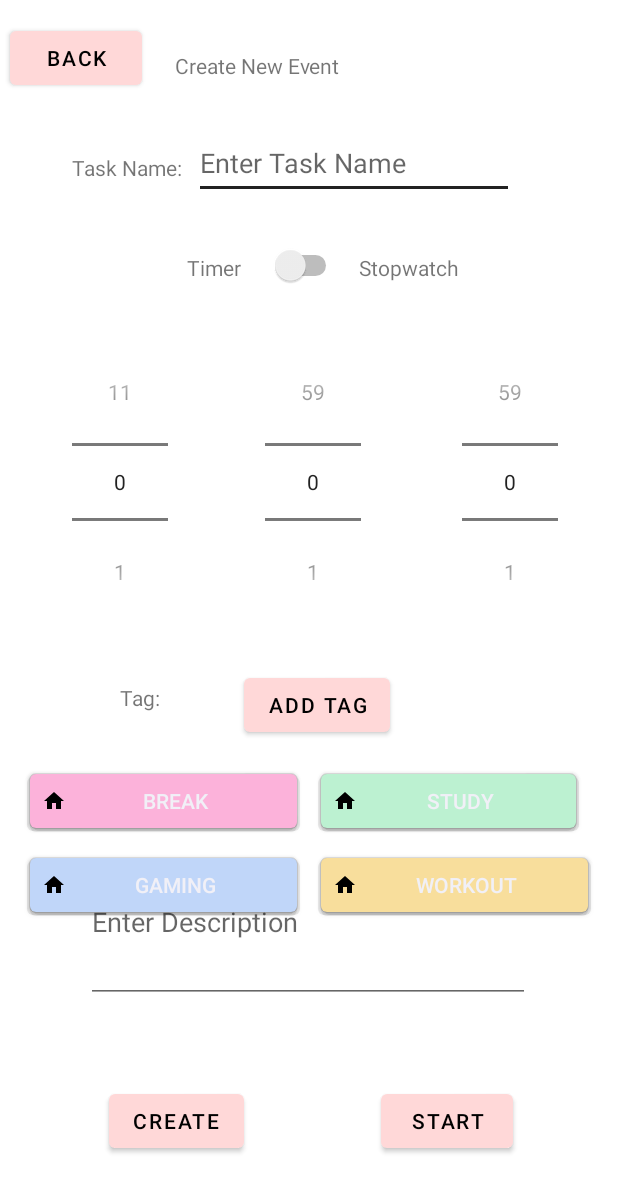
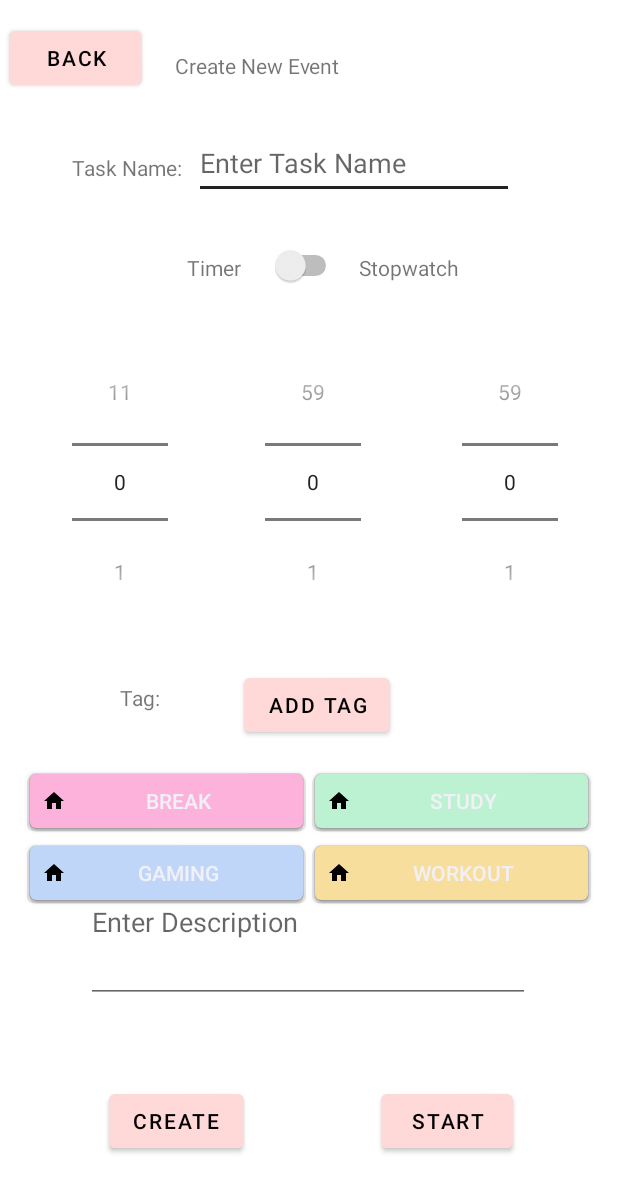
Before and after one commit to jhu-cs-uima-sp24/teamItestRepo, an Android app: the CreateEventActivity screen opened directly, with no data from a screen before it, after a tap on "ADD TAG", on a phone screen of 412 x 824 dp. Shown: the top 1192 px of the screen. Run offline under Robolectric (Android 15) with nearby library versions, the light colour scheme and no system bars.

Commit message:
finished new events page, need to integrate all functionalities

```diff
--- a/app/src/main/AndroidManifest.xml
+++ b/app/src/main/AndroidManifest.xml
@@ -5,7 +5,7 @@
     <application
         android:allowBackup="true"
         android:icon="@mipmap/ic_launcher"
-        android:label="@string/app_name"
+        android:label="LifePal"
         android:supportsRtl="true">
         <activity
             android:name=".OpeningActivity"
@@ -33,5 +33,4 @@
             android:name="preloaded_fonts"
             android:resource="@array/preloaded_fonts" />
     </application>
-
 </manifest>
--- a/app/src/main/java/com/example/a5_sample/CreateEventActivity.java
+++ b/app/src/main/java/com/example/a5_sample/CreateEventActivity.java
@@ -2,42 +2,54 @@ package com.example.a5_sample;
 
 import android.content.Context;
 import android.content.Intent;
+import android.content.SharedPreferences;
 import android.os.Bundle;
+import android.text.TextUtils;
 import android.view.LayoutInflater;
 import android.view.MotionEvent;
 import android.view.View;
 import android.view.ViewGroup;
 import android.widget.Button;
 import android.widget.CompoundButton;
+import android.widget.EditText;
 import android.widget.NumberPicker;
 import android.widget.PopupWindow;
 import android.widget.Switch;
+import android.widget.Toast;
 
 import androidx.appcompat.app.AppCompatActivity;
-import androidx.fragment.app.Fragment;
 
-import com.example.a5_sample.databinding.ActivityMainBinding;
 import com.example.a5_sample.databinding.ActivityNewEventBinding;
 
 public class CreateEventActivity extends AppCompatActivity {
 
     private ActivityNewEventBinding binding;
+    private SharedPreferences myPrefs;
+    private EditText titleEditText, descriptionEditText;
     Context cntx;
 
     private NumberPicker hourPicker, minutePicker, secondPicker;
     private Button tagButton, createButton, startButton, backButton;
     private Switch timerSwitch;
+    private boolean isStopwatch;
 
     @Override
     protected void onCreate(Bundle savedInstanceState) {
         super.onCreate(savedInstanceState);
         cntx = getApplicationContext();
+        myPrefs = cntx.getSharedPreferences(getString(R.string.storage), Context.MODE_PRIVATE);
+        SharedPreferences.Editor peditor = myPrefs.edit();
         binding = ActivityNewEventBinding.inflate(getLayoutInflater());
         setContentView(binding.getRoot());
         View root = binding.getRoot();
         hourPicker = root.findViewById(R.id.numPickerHr);
         minutePicker = root.findViewById(R.id.numPickerMin);
         secondPicker = root.findViewById(R.id.numPickerSec);
+        titleEditText = root.findViewById(R.id.editTextTitle);
+        descriptionEditText = root.findViewById(R.id.editTextDescription);
+        timerSwitch = root.findViewById(R.id.timerSwitch);
+        isStopwatch = false;
+
         hourPicker.setMinValue(0);
         hourPicker.setMaxValue(11);
         minutePicker.setMinValue(0);
@@ -56,35 +68,66 @@ public class CreateEventActivity extends AppCompatActivity {
                    hourPicker.setEnabled(false);
                    minutePicker.setEnabled(false);
                    secondPicker.setEnabled(false);
+                   isStopwatch = true;
 
                 } else {
                     hourPicker.setEnabled(true);
                     minutePicker.setEnabled(true);
                     secondPicker.setEnabled(true);
+                    isStopwatch = false;
                 }
             }
         });
 
         tagButton = (Button)root.findViewById(R.id.tagButton);
         backButton = (Button)root.findViewById(R.id.backButton);
+        createButton = (Button)root.findViewById(R.id.createButton);
+        startButton = (Button)root.findViewById(R.id.startButton);
         tagButton.setOnClickListener(new View.OnClickListener() {
             @Override
             public void onClick(View v) {
                 initPopWindow(v);
             }
         });
-
-
-        startButton = root.findViewById(R.id.startButton);
-        startButton.setOnClickListener(new View.OnClickListener() {
+        backButton.setOnClickListener(new View.OnClickListener() {
             @Override
             public void onClick(View v) {
-                // Create an Intent to start StopwatchActivity
-                Intent intent = new Intent(CreateEventActivity.this, StopwatchActivity.class);
-                // Start the activity
-                startActivity(intent);
+                Intent launch = new Intent(CreateEventActivity.this, MainActivity.class);
+                startActivity(launch);
             }
         });
+        createButton.setOnClickListener(new View.OnClickListener() {
+            @Override
+            public void onClick(View v) {
+                int hour, minute, second;
+                hour = hourPicker.getValue();
+                minute = minutePicker.getValue();
+                second = secondPicker.getValue();
+                if (checkInput(isStopwatch)) {
+                    MainActivity.tasks.add(new Task(titleEditText.getText().toString(),descriptionEditText.getText().toString(),hour * 3600 + minute * 60 + second,tagButton.getText().toString()));
+                    MainActivity.taskAdapter.notifyDataSetChanged();
+                    finish();
+                }
+            }
+        });
+    }
+
+    private boolean checkInput(boolean isStopwatch) {
+        int hour, minute, second;
+        hour = hourPicker.getValue();
+        minute = minutePicker.getValue();
+        second = secondPicker.getValue();
+        if (TextUtils.isEmpty(titleEditText.getText().toString())) {
+            Toast.makeText(getApplicationContext(), "Must have a title!", Toast.LENGTH_SHORT).show();
+            return false;
+        } else if (!isStopwatch && hour == 0 && minute == 0 && second == 0) {
+            Toast.makeText(getApplicationContext(), "Must select time duration!", Toast.LENGTH_SHORT).show();
+            return false;
+        } else if (tagButton.getText().toString().equals("Add tag")) {
+            Toast.makeText(getApplicationContext(), "Must select tag!", Toast.LENGTH_SHORT).show();
+            return false;
+        }
+        return true;
     }
 
     private void initPopWindow(View v) {
@@ -115,6 +158,7 @@ public class CreateEventActivity extends AppCompatActivity {
                 tagButton.setCompoundDrawablesWithIntrinsicBounds(R.drawable.ic_home_black_24dp, 0, 0, 0);
                 tagButton.setBackgroundColor(getResources().getColor(R.color.task_blue));
                 tagButton.setText("Gaming");
+                popWindow.dismiss();
             }
         });
         breakButton.setOnClickListener(new View.OnClickListener() {
@@ -123,6 +167,7 @@ public class CreateEventActivity extends AppCompatActivity {
                 tagButton.setCompoundDrawablesWithIntrinsicBounds(R.drawable.ic_home_black_24dp, 0, 0, 0);
                 tagButton.setBackgroundColor(getResources().getColor(R.color.task_pink));
                 tagButton.setText("Break");
+                popWindow.dismiss();
             }
         });
         studyButton.setOnClickListener(new View.OnClickListener() {
@@ -131,6 +176,7 @@ public class CreateEventActivity extends AppCompatActivity {
                 tagButton.setCompoundDrawablesWithIntrinsicBounds(R.drawable.ic_home_black_24dp, 0, 0, 0);
                 tagButton.setBackgroundColor(getResources().getColor(R.color.task_green));
                 tagButton.setText("Study");
+                popWindow.dismiss();
             }
         });
         workOutButton.setOnClickListener(new View.OnClickListener() {
@@ -139,6 +185,7 @@ public class CreateEventActivity extends AppCompatActivity {
                 tagButton.setCompoundDrawablesWithIntrinsicBounds(R.drawable.ic_home_black_24dp, 0, 0, 0);
                 tagButton.setBackgroundColor(getResources().getColor(R.color.task_yellow));
                 tagButton.setText("Workout");
+                popWindow.dismiss();
             }
         });
     }
--- a/app/src/main/res/layout/activity_main.xml
+++ b/app/src/main/res/layout/activity_main.xml
@@ -1,4 +1,3 @@
-
 <?xml version="1.0" encoding="utf-8"?>
 <androidx.constraintlayout.widget.ConstraintLayout
     xmlns:android="http://schemas.android.com/apk/res/android"
--- a/app/src/main/res/layout/new_event_popup.xml
+++ b/app/src/main/res/layout/new_event_popup.xml
@@ -1,4 +1,3 @@
-<?xml version="1.0" encoding="utf-8"?>
 <androidx.constraintlayout.widget.ConstraintLayout xmlns:android="http://schemas.android.com/apk/res/android"
     xmlns:app="http://schemas.android.com/apk/res-auto"
     xmlns:tools="http://schemas.android.com/tools"
@@ -7,7 +6,7 @@
     android:padding="16dp">
 
     <Button
-        android:id="@+id/gamingButton"
+        android:id="@+id/breakButton"
         android:layout_width="0dp"
         android:layout_height="wrap_content"
         android:text="Break"
@@ -15,8 +14,8 @@
         app:layout_constraintEnd_toStartOf="@+id/studyButton"
         app:layout_constraintTop_toTopOf="parent"
         android:drawableStart="@drawable/ic_home_black_24dp"
-        android:layout_marginEnd="8dp"
-        android:backgroundTint="@color/task_pink"/>
+        android:backgroundTint="@color/task_pink"
+        app:layout_constraintHorizontal_chainStyle="spread"/>
 
     <Button
         android:id="@+id/studyButton"
@@ -27,33 +26,28 @@
         app:layout_constraintEnd_toEndOf="parent"
         app:layout_constraintTop_toTopOf="parent"
         android:drawableStart="@drawable/ic_home_black_24dp"
-        android:layout_marginStart="8dp"
-        android:layout_marginEnd="8dp"
         android:backgroundTint="@color/task_green"/>
 
     <Button
-        android:id="@+id/breakButton"
+        android:id="@+id/gamingButton"
         android:layout_width="0dp"
         android:layout_height="wrap_content"
         android:text="Gaming"
         app:layout_constraintStart_toStartOf="parent"
         app:layout_constraintEnd_toStartOf="@+id/workOutButton"
-        app:layout_constraintTop_toBottomOf="@+id/gamingButton"
+        app:layout_constraintTop_toBottomOf="@+id/breakButton"
         android:drawableStart="@drawable/ic_home_black_24dp"
-        android:layout_marginTop="8dp"
-        android:layout_marginEnd="8dp"
-        android:backgroundTint="@color/task_blue"/>
+        android:backgroundTint="@color/task_blue"
+        app:layout_constraintHorizontal_chainStyle="spread"/>
 
     <Button
         android:id="@+id/workOutButton"
         android:layout_width="0dp"
         android:layout_height="wrap_content"
-        android:layout_marginTop="8dp"
-        android:backgroundTint="@color/task_yellow"
+        android:text="Workout"
+        app:layout_constraintStart_toEndOf="@+id/gamingButton"
+        app:layout_constraintEnd_toEndOf="parent"
+        app:layout_constraintTop_toBottomOf="@+id/studyButton"
         android:drawableStart="@drawable/ic_home_black_24dp"
-        android:text="Workout"
-        app:layout_constraintEnd_toEndOf="parent"
-        app:layout_constraintStart_toEndOf="@+id/breakButton"
-        app:layout_constraintTop_toBottomOf="@+id/studyButton" />
-
+        android:backgroundTint="@color/task_yellow"/>
 </androidx.constraintlayout.widget.ConstraintLayout>
```
Also changed, not shown: app/src/main/java/com/example/a5_sample/MainActivity.java (+8 -8 lines), app/src/main/java/com/example/a5_sample/TaskAdapter.java (+26 -12 lines).
